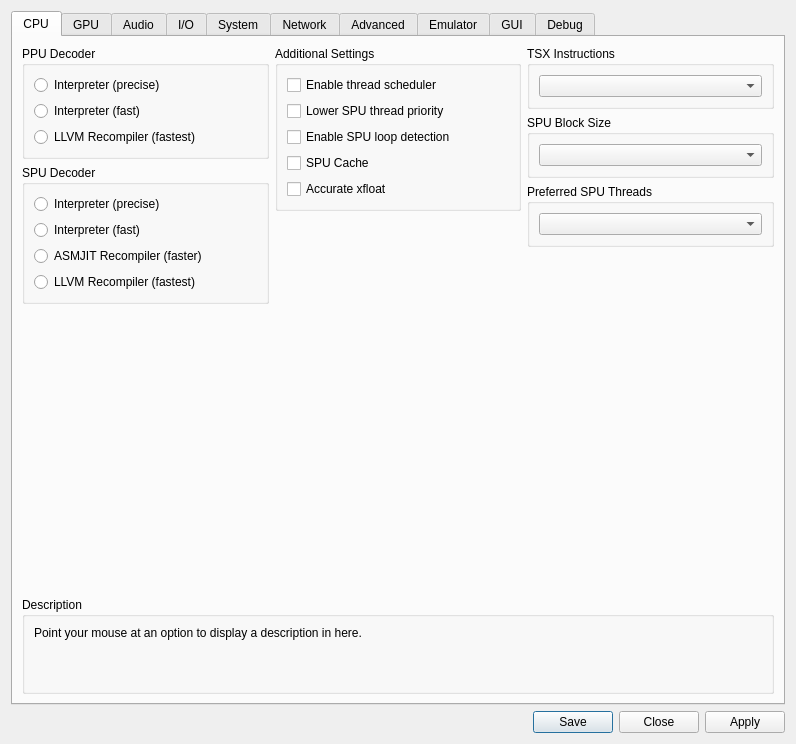
Before: the Qt Designer form rpcs3/rpcs3qt/settings_dialog.ui in RPCS3/rpcs3, drawn with Qt 5.
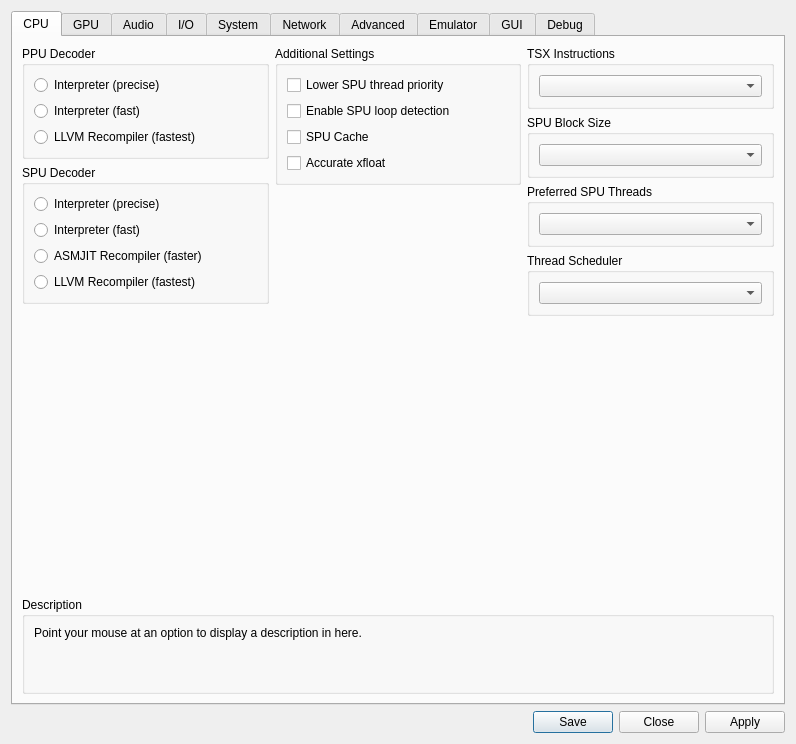
After: the same form once the commit is applied. Icons and pictures are not drawn.

Commit message: Scheduler overhaul

What changed in the file:
```diff
--- a/rpcs3/rpcs3qt/settings_dialog.ui
+++ b/rpcs3/rpcs3qt/settings_dialog.ui
@@ -143,13 +143,6 @@
               <string>Additional Settings</string>
              </property>
              <layout class="QVBoxLayout" name="checkboxes_layout">
-              <item>
-               <widget class="QCheckBox" name="enableScheduler">
-                <property name="text">
-                 <string>Enable thread scheduler</string>
-                </property>
-               </widget>
-              </item>
               <item>
                <widget class="QCheckBox" name="lowerSPUThrPrio">
                 <property name="text">
@@ -200,7 +193,7 @@
           </layout>
          </item>
          <item>
-          <layout class="QVBoxLayout" name="coreTabRightLayout" stretch="0,0,0,0">
+          <layout class="QVBoxLayout" name="coreTabRightLayout" stretch="0,0,0,0,0">
            <item>
             <widget class="QGroupBox" name="gb_tsx">
              <property name="sizePolicy">
@@ -255,6 +248,24 @@
              </layout>
             </widget>
            </item>
+           <item>
+            <widget class="QGroupBox" name="gb_threadsched">
+             <property name="sizePolicy">
+              <sizepolicy hsizetype="Preferred" vsizetype="Minimum">
+               <horstretch>0</horstretch>
+               <verstretch>0</verstretch>
+              </sizepolicy>
+             </property>
+             <property name="title">
+              <string>Thread Scheduler</string>
+             </property>
+             <layout class="QVBoxLayout" name="gb_threadsched_layout">
+              <item>
+               <widget class="QComboBox" name="threadsched"/>
+              </item>
+             </layout>
+            </widget>
+           </item>
            <item>
             <spacer name="coreTabRightLayoutSpacer">
              <property name="orientation">
```
The commit also changes 11 other files.
